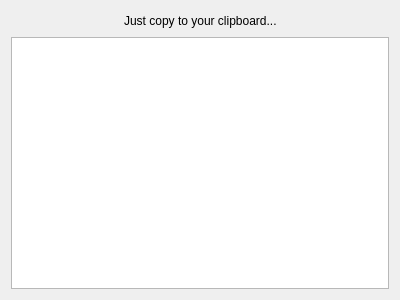
schorsch1976/AsciiFlowQT, file src/exportdialog.ui: the form before one commit.
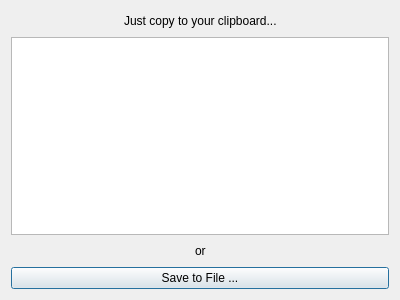
The form after the commit.

Commit message: Export to file/Import from file

```diff
--- a/src/exportdialog.ui
+++ b/src/exportdialog.ui
@@ -13,11 +13,8 @@
   <property name="windowTitle">
    <string>Export</string>
   </property>
-  <layout class="QGridLayout" name="gridLayout">
-   <item row="1" column="0">
-    <widget class="QTextEdit" name="textEditExport"/>
-   </item>
-   <item row="0" column="0">
+  <layout class="QVBoxLayout" name="verticalLayout">
+   <item>
     <layout class="QHBoxLayout" name="horizontalLayout">
      <item>
       <spacer name="horizontalSpacer_2">
@@ -54,6 +51,53 @@
      </item>
     </layout>
    </item>
+   <item>
+    <widget class="QTextEdit" name="textEditExport"/>
+   </item>
+   <item>
+    <layout class="QHBoxLayout" name="horizontalLayout_2">
+     <item>
+      <spacer name="horizontalSpacer_3">
+       <property name="orientation">
+        <enum>Qt::Horizontal</enum>
+       </property>
+       <property name="sizeHint" stdset="0">
+        <size>
+         <width>40</width>
+         <height>20</height>
+        </size>
+       </property>
+      </spacer>
+     </item>
+     <item>
+      <widget class="QLabel" name="label_2">
+       <property name="text">
+        <string>or</string>
+       </property>
+      </widget>
+     </item>
+     <item>
+      <spacer name="horizontalSpacer_4">
+       <property name="orientation">
+        <enum>Qt::Horizontal</enum>
+       </property>
+       <property name="sizeHint" stdset="0">
+        <size>
+         <width>40</width>
+         <height>20</height>
+        </size>
+       </property>
+      </spacer>
+     </item>
+    </layout>
+   </item>
+   <item>
+    <widget class="QPushButton" name="btnSaveToFile">
+     <property name="text">
+      <string>Save to File ...</string>
+     </property>
+    </widget>
+   </item>
   </layout>
  </widget>
  <resources/>
```
The commit also changes 7 other files.
